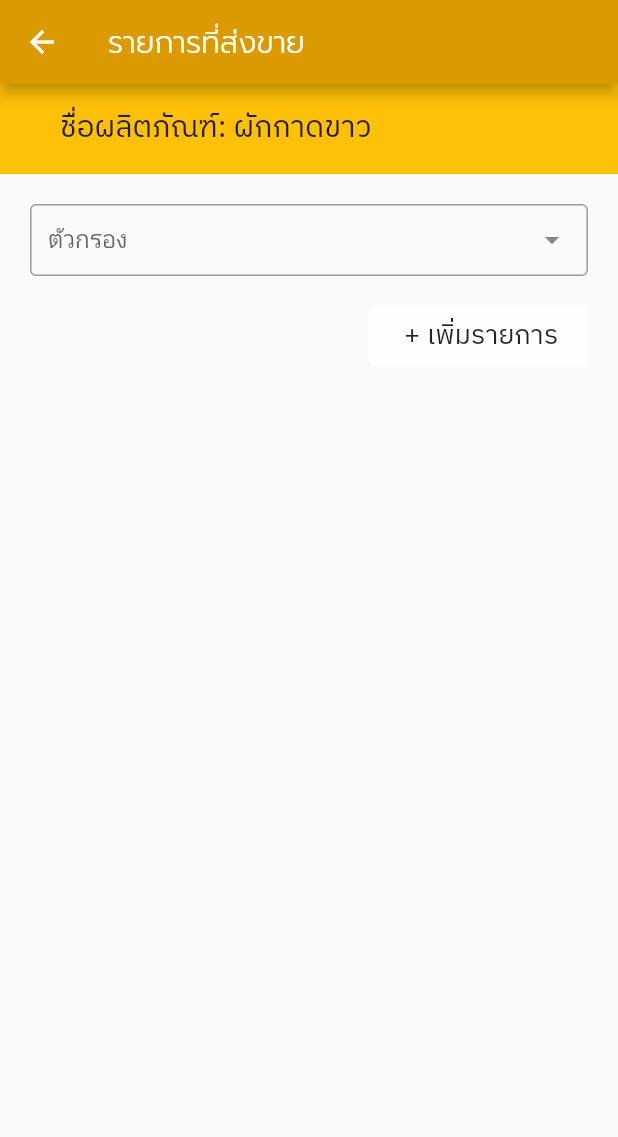
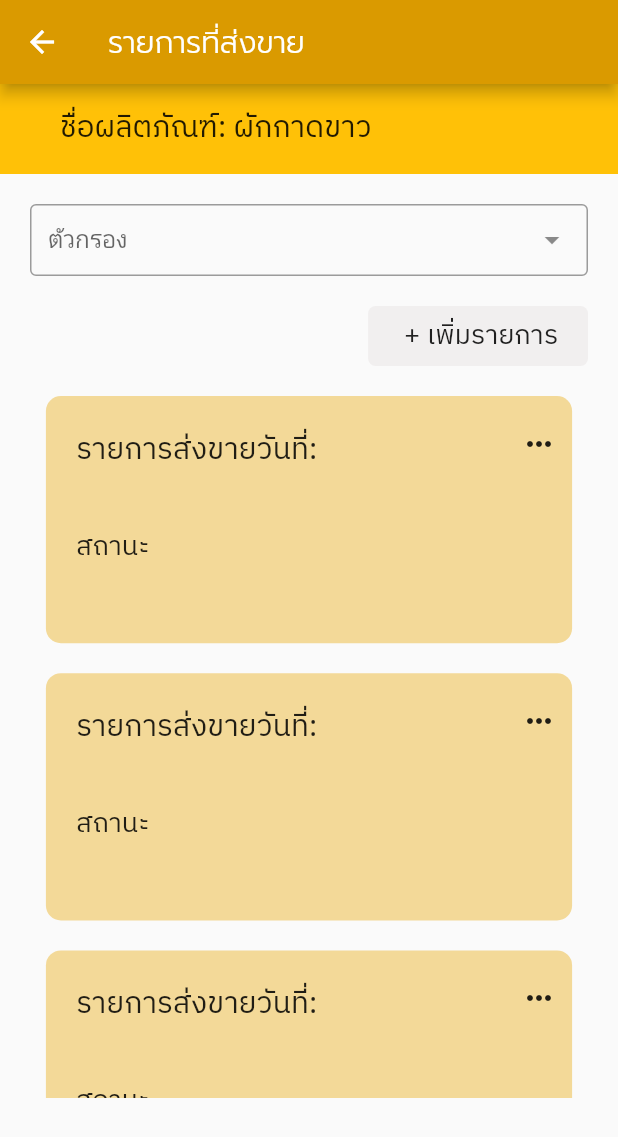
Before and after one commit to phoolego/pinto_farm_flutter, a Flutter app: the screen it shows after launch, in the side drawer, after a tap on "sale product (testing)", on a phone screen of 412 x 824 dp. Shown: the top 1137 px of the screen. Run offline on Flutter 3.47's test engine with Material 2 defaults, Android fonts, the phone set to English and light mode, and no system bars; drawn by our look-alikes of dropdown_search.

Commit message:
[FEAT] add status card
- don't have status text yet

```diff
--- /dev/null
+++ b/lib/component/status_card.dart
@@ -0,0 +1,73 @@
+import 'package:flutter/material.dart';
+import 'package:pinto_flutter/constant.dart';
+
+class StatusCard extends StatelessWidget {
+
+  String sendingProductDate = '';
+  String status = '';
+  var function;
+
+  StatusCard({required this.sendingProductDate,required this.status, required this.function});
+  StatusCard.withoutAny({var function}){
+    this.sendingProductDate = '';
+    this.status = '';
+    this.function = function;
+
+}
+
+  @override
+  Widget build(BuildContext context) {
+    double screenHeight = MediaQuery.of(context).size.height;
+    double screenWidth = MediaQuery.of(context).size.width;
+    return InkWell(
+      onTap: function,
+      child: Container(
+        alignment: AlignmentDirectional.center,
+        height: screenHeight * 0.20,
+        width: screenWidth * 0.1,
+        padding: EdgeInsets.fromLTRB(10, 20, 10, 20),
+        margin: EdgeInsets.all(10),
+        decoration: BoxDecoration(
+          borderRadius: BorderRadius.all(Radius.circular(10)),
+          color: lightOrange,
+        ),
+        child: Column(
+          children: [
+            Container(
+              child: Row(
+                crossAxisAlignment: CrossAxisAlignment.start,
+                children: [
+                  Container(
+                    padding: EdgeInsets.fromLTRB(10, 0, 0, 0),
+                    child: Column(
+                      crossAxisAlignment: CrossAxisAlignment.start,
+                      children: [
+                        Text(
+                          'รายการส่งขายวันที่:\n$sendingProductDate',
+                          style: kHeadingTextStyle,
+                        ),
+                        Text(
+                          'สถานะ   $status',
+                          style: kContentTextStyle,
+                        )
+                      ],
+                    ),
+                  ),
+                  Expanded(child: Text(' ')),
+                  //sorry for lazy na ;-;
+                  SizedBox(
+                      child: Column(
+                    crossAxisAlignment: CrossAxisAlignment.center,
+                    children: [
+                      Container(child: Icon(Icons.more_horiz_outlined)),
+                    ],
+                  ))
+                ],
+              ),
+            ),
+          ],
+        ),
+      ),
+    );
+  }
+}
--- a/lib/screen/farmer_product_sale_Page.dart
+++ b/lib/screen/farmer_product_sale_Page.dart
@@ -3,6 +3,7 @@ import 'package:pinto_flutter/constant.dart';
 import 'package:pinto_flutter/component/DropDown.dart';
 import 'package:pinto_flutter/component/pinto_button.dart';
 import 'package:pinto_flutter/component/productListCard.dart';
+import 'package:pinto_flutter/component/status_card.dart';
 
 class FarmerProductSale extends StatefulWidget {
   @override
@@ -33,6 +34,7 @@ class _FarmerProductSaleState extends State<FarmerProductSale> {
         ),
       ),
       body: Container(
+        padding: EdgeInsets.zero,
         child: Column(
           children: [
             Container(
@@ -73,23 +75,53 @@ class _FarmerProductSaleState extends State<FarmerProductSale> {
                                 print('add product button');
                               });
                             },
-                            buttonColor: kColorButton),
+                            buttonColor: lightGrayBackground),
                       )
                     ],
                   )
                 ],
               ),
             ),
-            Column(
-              crossAxisAlignment: CrossAxisAlignment.start,
-              children: [
-                Container(
-                  child: SizedBox(
-                    height: 20,
-                  ),
-                ),
+            Container(
+              padding: EdgeInsets.all(10),
+              child: Column(
+                crossAxisAlignment: CrossAxisAlignment.start,
+                children: [
+                  Container(
+                    width: screenWidth * 0.9,
+                    height: screenHeight * 0.58,
+                    child: ListView(
+                      children: [
+                        StatusCard.withoutAny(function: (){
+                          print('tap');
+                        },),
+                        StatusCard.withoutAny(function: (){
+                          print('tap');
+                        },),
+                        StatusCard.withoutAny(function: (){
+                          print('tap');
+                        },),
+                        StatusCard.withoutAny(function: (){
+                          print('tap');
+                        },),
+                        StatusCard.withoutAny(function: (){
+                          print('tap');
+                        },),
+                        StatusCard.withoutAny(function: (){
+                          print('tap');
+                        },),
+                        StatusCard.withoutAny(function: (){
+                          print('tap');
+                        },),
 
-              ],
+
+
+
+                      ],
+                    ),
+                  )
+                ],
+              ),
             ),
           ],
         ),
```
